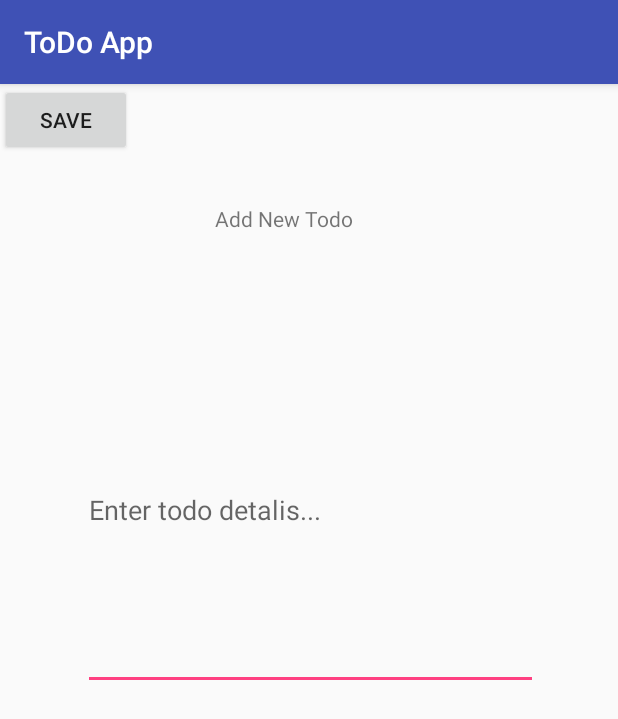
After one commit to Yoni-Satat/andoid_java_final_project, an Android app: the AddTaskActivity screen opened directly, with no data from a screen before it, on a phone screen of 412 x 824 dp. The commit adds this screen. Shown: the top 719 px of the screen. Run offline under Robolectric (Android 15) with nearby library versions, the phone set to English and light mode, and no system bars.

Commit message:
added new activity to add new todo

```diff
--- a/app/src/main/AndroidManifest.xml
+++ b/app/src/main/AndroidManifest.xml
@@ -16,6 +16,7 @@
                 <category android:name="android.intent.category.LAUNCHER" />
             </intent-filter>
         </activity>
+        <activity android:name=".controllers.AddTaskActivity"></activity>
     </application>
 
 </manifest>
--- /dev/null
+++ b/app/src/main/java/codeclan/com/todoapp/controllers/AddTaskActivity.java
@@ -0,0 +1,15 @@
+package codeclan.com.todoapp.controllers;
+
+import android.support.v7.app.AppCompatActivity;
+import android.os.Bundle;
+
+import codeclan.com.todoapp.R;
+
+public class AddTaskActivity extends AppCompatActivity {
+
+    @Override
+    protected void onCreate(Bundle savedInstanceState) {
+        super.onCreate(savedInstanceState);
+        setContentView(R.layout.activity_add_task);
+    }
+}
--- a/app/src/main/java/codeclan/com/todoapp/models/Task.java
+++ b/app/src/main/java/codeclan/com/todoapp/models/Task.java
@@ -37,6 +37,10 @@ public class Task {
         return completed;
     }
 
+    public boolean getCompleted() {
+        return this.completed;
+    }
+
     public String markCompleted() {
         if (this.completed == false) {
             return "Get it done";
--- /dev/null
+++ b/app/src/main/res/layout/activity_add_task.xml
@@ -0,0 +1,49 @@
+<?xml version="1.0" encoding="utf-8"?>
+<android.support.constraint.ConstraintLayout xmlns:android="http://schemas.android.com/apk/res/android"
+    xmlns:app="http://schemas.android.com/apk/res-auto"
+    xmlns:tools="http://schemas.android.com/tools"
+    android:layout_width="match_parent"
+    android:layout_height="match_parent"
+    tools:context="codeclan.com.todoapp.controllers.AddTaskActivity">
+
+    <TextView
+        android:id="@+id/add_title"
+        android:layout_width="146dp"
+        android:layout_height="32dp"
+        android:layout_marginEnd="8dp"
+        android:layout_marginStart="24dp"
+        android:layout_marginTop="80dp"
+        android:text="@string/add_new_task"
+        app:layout_constraintEnd_toEndOf="parent"
+        app:layout_constraintHorizontal_bias="0.51"
+        app:layout_constraintStart_toStartOf="parent"
+        app:layout_constraintTop_toTopOf="parent"
+        tools:text="@string/add_new_task" />
+
+    <EditText
+        android:id="@+id/addTaskField"
+        android:layout_width="303dp"
+        android:layout_height="239dp"
+        android:layout_marginBottom="8dp"
+        android:layout_marginEnd="8dp"
+        android:layout_marginStart="8dp"
+        android:layout_marginTop="8dp"
+        android:ems="10"
+        android:hint="@string/enter_task"
+        android:inputType="textPersonName"
+        app:layout_constraintBottom_toBottomOf="parent"
+        app:layout_constraintEnd_toEndOf="parent"
+        app:layout_constraintHorizontal_bias="0.512"
+        app:layout_constraintStart_toStartOf="parent"
+        app:layout_constraintTop_toBottomOf="@+id/add_title"
+        app:layout_constraintVertical_bias="0.111" />
+
+    <Button
+        android:id="@+id/save_new_todo"
+        android:layout_width="wrap_content"
+        android:layout_height="wrap_content"
+        android:text="@string/save_new_todo"
+        tools:layout_editor_absoluteX="136dp"
+        tools:layout_editor_absoluteY="424dp"
+        tools:text="@string/save_new_todo" />
+</android.support.constraint.ConstraintLayout>
--- a/app/src/main/res/layout/activity_main.xml
+++ b/app/src/main/res/layout/activity_main.xml
@@ -7,7 +7,7 @@
     tools:context="codeclan.com.todoapp.controllers.MainActivity">
 
     <Button
-        android:id="@+id/button3"
+        android:id="@+id/addNewTodo"
         android:layout_width="wrap_content"
         android:layout_height="wrap_content"
         android:layout_marginBottom="8dp"
@@ -21,6 +21,7 @@
         app:layout_constraintStart_toStartOf="parent"
         app:layout_constraintTop_toTopOf="parent"
         app:layout_constraintVertical_bias="0.95"
+        android:onClick="onClickAddTodo"
         tools:text="@string/add_task" />
 
     <ListView
@@ -31,7 +32,7 @@
         android:layout_marginEnd="8dp"
         android:layout_marginStart="8dp"
         android:layout_marginTop="8dp"
-        app:layout_constraintBottom_toTopOf="@+id/button3"
+        app:layout_constraintBottom_toTopOf="@+id/addNewTodo"
         app:layout_constraintEnd_toEndOf="parent"
         app:layout_constraintStart_toStartOf="parent"
         app:layout_constraintTop_toTopOf="parent"
--- a/app/src/main/res/values/strings.xml
+++ b/app/src/main/res/values/strings.xml
@@ -1,4 +1,7 @@
 <resources>
     <string name="app_name">ToDo App</string>
     <string name="add_task">Add New</string>
+    <string name="add_new_task">Add New Todo</string>
+    <string name="enter_task">Enter todo detalis...</string>
+    <string name="save_new_todo">SAVE</string>
 </resources>
```
Also changed, not shown: app/src/main/java/codeclan/com/todoapp/DB/TaskRepo.java (+48 -3 lines), app/src/main/java/codeclan/com/todoapp/controllers/MainActivity.java (+19 -14 lines).
